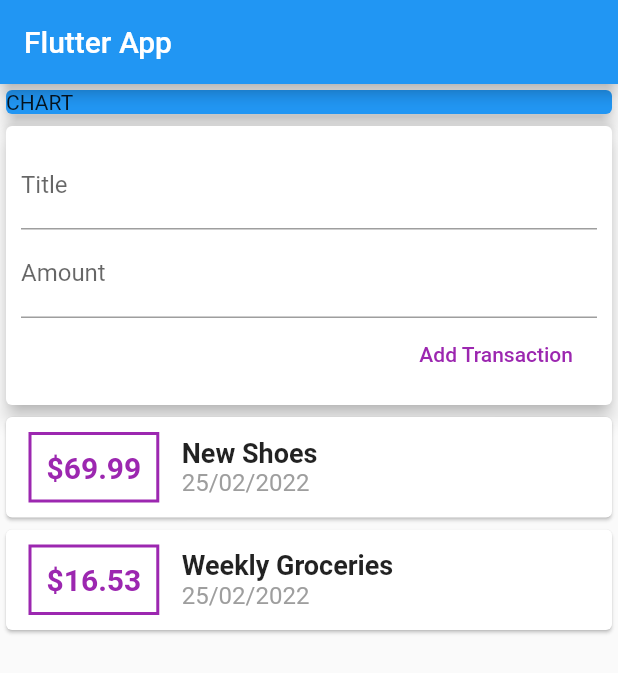
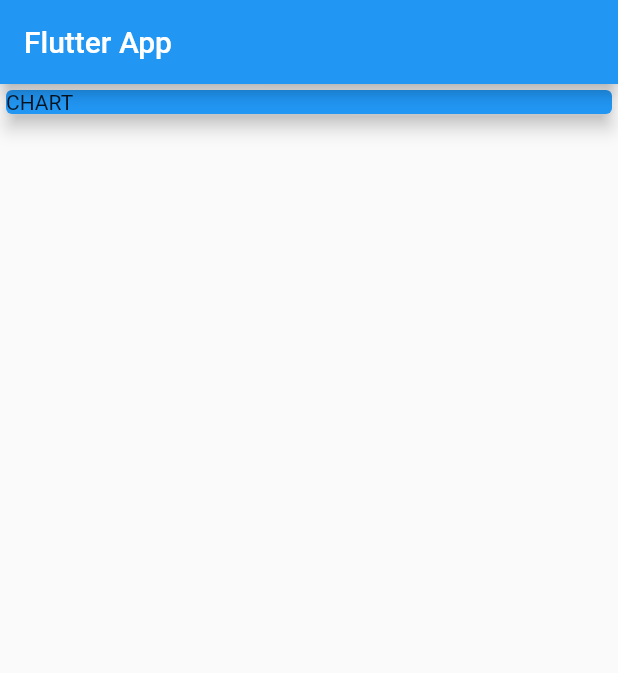
Before and after one commit to MrNasan/FlutterUdemt_ExpensePlanner, a Flutter app: the screen it shows after launch, on a phone screen of 412 x 824 dp. Shown: the top 673 px of the screen. Run offline on Flutter 3.47's test engine with Material 2 defaults, Android fonts, the phone set to English and light mode, and no system bars.

Commit message:
Split widgets to make main more clean

```diff
--- a/lib/main.dart
+++ b/lib/main.dart
@@ -1,6 +1,4 @@
 import 'package:flutter/material.dart';
-import 'transaction.dart';
-import 'package:intl/intl.dart';
 
 void main() => runApp(MyApp());
 
@@ -15,21 +13,6 @@ class MyApp extends StatelessWidget {
 }
 
 class MyHomePage extends StatelessWidget {
-  final List<Transaction> transactions = [
-    Transaction(
-      id: 't1',
-      title: 'New Shoes',
-      amount: 69.99,
-      date: DateTime.now(),
-    ),
-    Transaction(
-      id: 't2',
-      title: 'Weekly Groceries',
-      amount: 16.53,
-      date: DateTime.now(),
-    ),
-  ];
-
   // String titleInput;
   // String amountInput;
 
@@ -54,77 +37,6 @@ class MyHomePage extends StatelessWidget {
                 elevation: 5,
               ),
             ),
-            Card(
-              elevation: 5,
-              child: Container(
-                padding: EdgeInsets.all(10),
-                child: Column(
-                  crossAxisAlignment: CrossAxisAlignment.end,
-                  children: <Widget>[
-                    TextField(
-                      decoration: InputDecoration(labelText: 'Title'),
-                      // onChanged: (val) {
-                      //   titleInput = val;
-                      // },
-                      controller: titleController,
-                    ),
-                    TextField(
-                      decoration: InputDecoration(labelText: 'Amount'),
-                      // onChanged: (val) => amountInput = val,
-                      controller: amountController,
-                    ),
-                    FlatButton(
-                      onPressed: () {
-                        print(titleController.text);
-                        print(amountController.text);
-                      },
-                      child: Text('Add Transaction'),
-                      textColor: Colors.purple,
-                    )
-                  ],
-                ),
-              ),
-            ),
-            Column(
-              children: transactions.map((tx) {
-                return Card(
-                  child: Row(
-                    children: <Widget>[
-                      Container(
-                        padding: EdgeInsets.all(10),
-                        margin:
-                            EdgeInsets.symmetric(vertical: 10, horizontal: 15),
-                        child: Text('\$${tx.amount}',
-                            style: TextStyle(
-                              fontWeight: FontWeight.bold,
-                              fontSize: 20,
-                              color: Colors.purple,
-                            )),
-                        decoration: BoxDecoration(
-                            border: Border.all(
-                          color: Colors.purple,
-                          width: 2,
-                        )),
-                      ),
-                      Column(
-                        children: <Widget>[
-                          Text(
-                            tx.title,
-                            style: TextStyle(
-                                fontWeight: FontWeight.bold, fontSize: 18),
-                          ),
-                          Text(
-                            DateFormat('dd/MM/yyyy').format(tx.date),
-                            style: TextStyle(fontSize: 16, color: Colors.grey),
-                          )
-                        ],
-                        crossAxisAlignment: CrossAxisAlignment.start,
-                      ),
-                    ],
-                  ),
-                );
-              }).toList(),
-            )
           ]),
     );
   }
```
Also changed, not shown: lib/widgets/new_transaction.dart (added, +41 -0 lines), lib/widgets/transaction_list.dart (added, +66 -0 lines), lib/widgets/user_transactions.dart (added, +35 -0 lines), lib/models/transaction.dart (renamed from lib/transaction.dart).
